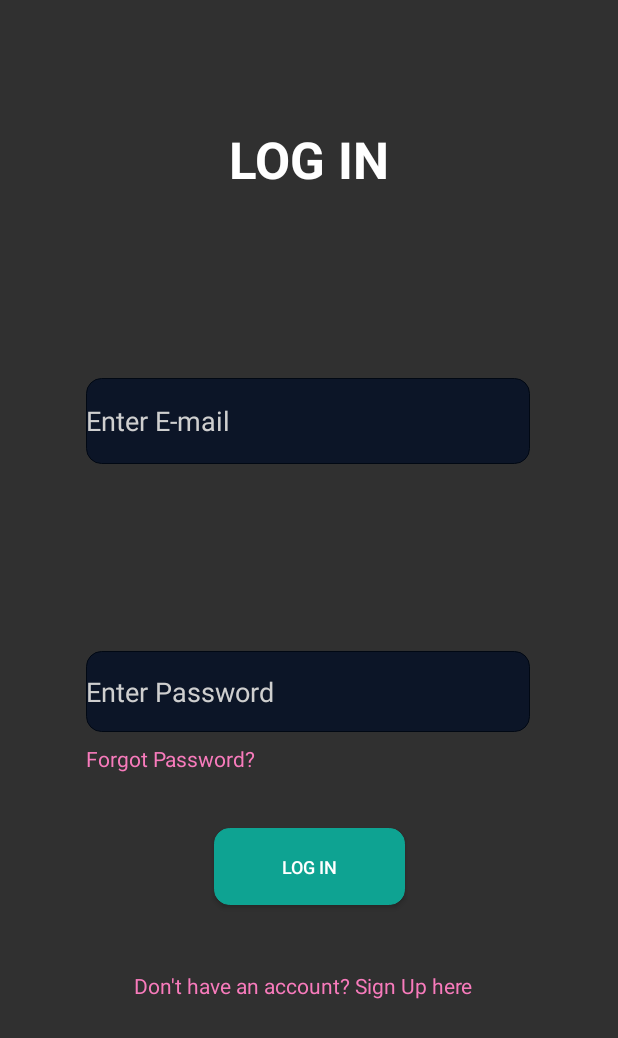
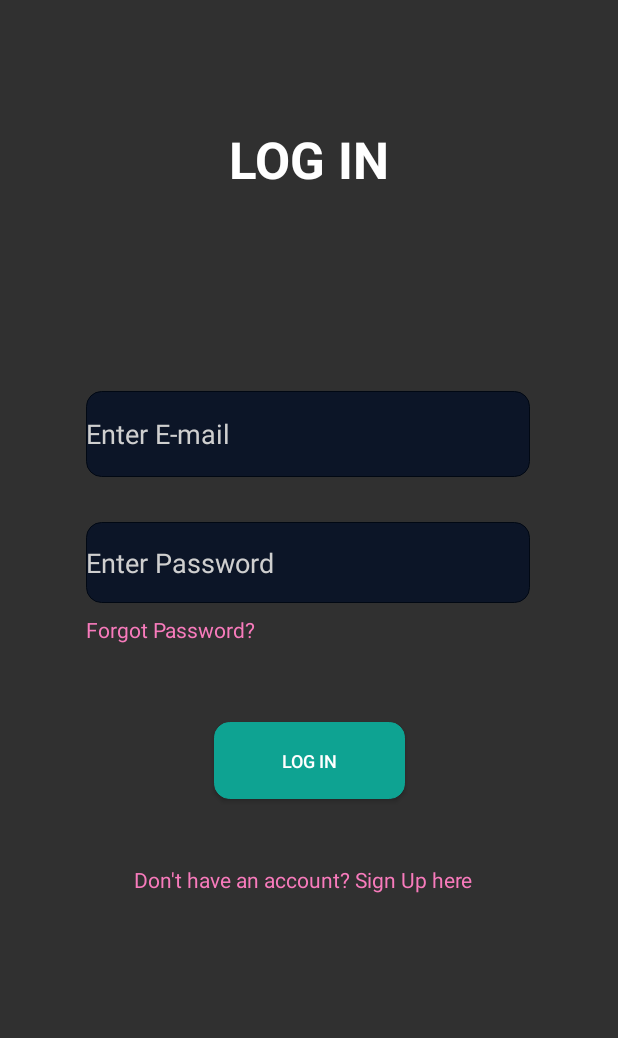
Before and after one commit to pragyaSingh13/Pomi, an Android app: the screen it shows after launch (LogIn), on a phone screen of 412 x 824 dp. Shown: the top 1038 px of the screen. Run offline under Robolectric (Android 15) with nearby library versions, the phone set to English and light mode, and no system bars; our stand-ins replace Firebase (no records; nobody signed in at launch, a user with empty details on screens opened directly).

Commit message:
minor GUI changes

```diff
--- a/app/src/main/res/layout/activity_log_in.xml
+++ b/app/src/main/res/layout/activity_log_in.xml
@@ -23,51 +23,43 @@
         android:id="@+id/editTextTextPersonName5"
         android:layout_width="296dp"
         android:layout_height="54dp"
-        android:layout_marginStart="57dp"
-        android:layout_marginTop="35dp"
-        android:layout_marginBottom="336dp"
+        android:layout_marginTop="30dp"
         android:background="@drawable/listbackground"
         android:ems="10"
         android:hint="Enter Password"
         android:inputType="textPassword"
         android:textColorHint="#CFCFCF"
-        app:layout_constraintBottom_toBottomOf="parent"
         app:layout_constraintEnd_toEndOf="parent"
-        app:layout_constraintHorizontal_bias="0.0"
+        app:layout_constraintHorizontal_bias="0.495"
         app:layout_constraintStart_toStartOf="parent"
-        app:layout_constraintTop_toBottomOf="@+id/editTextTextPersonName4"
-        app:layout_constraintVertical_bias="1.0" />
+        app:layout_constraintTop_toBottomOf="@+id/editTextTextPersonName4" />
 
     <EditText
         android:id="@+id/editTextTextPersonName4"
         android:layout_width="296dp"
         android:layout_height="57dp"
-        android:layout_marginStart="57dp"
-        android:layout_marginTop="252dp"
+        android:layout_marginTop="132dp"
         android:background="@drawable/listbackground"
         android:ems="10"
         android:hint="Enter E-mail"
         android:inputType="textPersonName"
         android:textColorHint="#CFCFCF"
         app:layout_constraintEnd_toEndOf="parent"
-        app:layout_constraintHorizontal_bias="0.0"
+        app:layout_constraintHorizontal_bias="0.495"
         app:layout_constraintStart_toStartOf="parent"
-        app:layout_constraintTop_toTopOf="parent" />
+        app:layout_constraintTop_toBottomOf="@+id/textView8" />
 
     <androidx.appcompat.widget.AppCompatButton
         android:id="@+id/buttonsave4"
         android:layout_width="127dp"
         android:layout_height="51dp"
-        android:layout_marginTop="30dp"
-        android:layout_marginBottom="188dp"
+        android:layout_marginTop="79dp"
         android:background="@drawable/smoothbutton"
         android:text="LOG IN"
         android:textSize="12sp"
-        app:layout_constraintBottom_toBottomOf="parent"
         app:layout_constraintEnd_toEndOf="parent"
         app:layout_constraintStart_toStartOf="parent"
-        app:layout_constraintTop_toBottomOf="@+id/editTextTextPersonName5"
-        app:layout_constraintVertical_bias="0.507" />
+        app:layout_constraintTop_toBottomOf="@+id/editTextTextPersonName5" />
 
     <TextView
         android:id="@+id/textView7"
```
